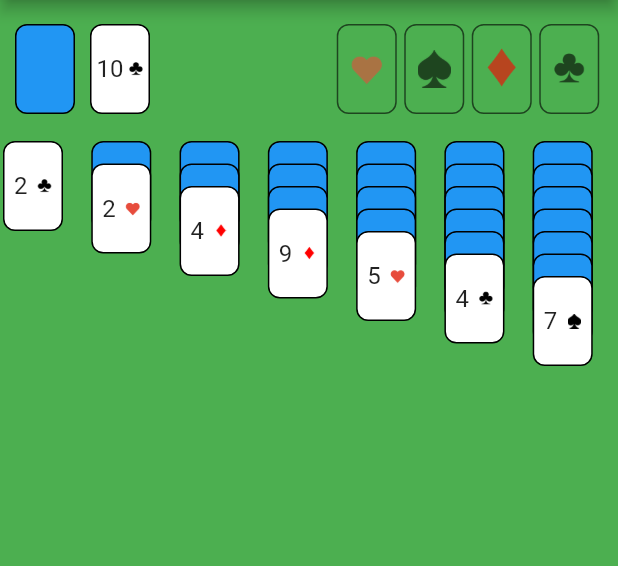
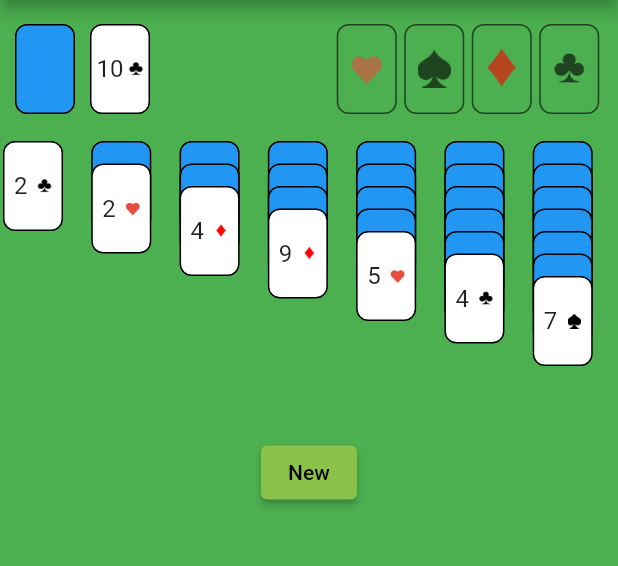
Before and after one commit to basicBrogrammer/Flutter-Solitaire, a Flutter app: the screen it shows after launch, on a phone screen of 412 x 824 dp, the part 84-650 px from its top. Run offline on Flutter 3.47's test engine with Material 2 defaults, Android fonts, the phone set to English and light mode, and no system bars.

Commit message:
update Displaying the Card. Handle reseting the game.

```diff
--- a/lib/playing_card.dart
+++ b/lib/playing_card.dart
@@ -1,3 +1,5 @@
+import 'package:flutter/material.dart';
+
 enum CardSuit { spades, hearts, diamonds, clubs }
 
 enum CardType {
@@ -24,23 +26,69 @@ enum CardColor {
 class PlayingCard {
   static const width = 40.0;
   static const height = 60.0;
-  CardSuit cardSuit;
-  CardType cardType;
+  CardSuit suit;
+  CardType value;
   bool faceUp;
   bool opened;
 
   PlayingCard({
-    required this.cardSuit,
-    required this.cardType,
+    required this.suit,
+    required this.value,
     this.faceUp = false,
     this.opened = false,
   });
 
   CardColor get cardColor {
-    if (cardSuit == CardSuit.hearts || cardSuit == CardSuit.diamonds) {
+    if (suit == CardSuit.hearts || suit == CardSuit.diamonds) {
       return CardColor.red;
     } else {
       return CardColor.black;
     }
   }
+
+  Image get image {
+    switch (suit) {
+      case CardSuit.clubs:
+        return Image.asset('assets/clubs.png');
+      case CardSuit.spades:
+        return Image.asset('assets/spades.png');
+      case CardSuit.diamonds:
+        return Image.asset('assets/diamonds.png');
+      case CardSuit.hearts:
+        return Image.asset('assets/hearts.png');
+    }
+  }
+
+  String get valueToString {
+    switch (value) {
+      case CardType.ace:
+        return 'A';
+      case CardType.king:
+        return 'K';
+      case CardType.queen:
+        return 'Q';
+      case CardType.jack:
+        return 'J';
+      case CardType.ten:
+        return '10';
+      case CardType.nine:
+        return '9';
+      case CardType.eight:
+        return '8';
+      case CardType.seven:
+        return '7';
+      case CardType.six:
+        return '6';
+      case CardType.five:
+        return '5';
+      case CardType.four:
+        return '4';
+      case CardType.three:
+        return '3';
+      case CardType.two:
+        return '2';
+      default:
+        return '?';
+    }
+  }
 }
--- a/lib/screens/game.dart
+++ b/lib/screens/game.dart
@@ -75,6 +75,7 @@ class _GameScreenState extends State<GameScreen> {
             CardColumn(cardColumn7, 6, _moveCards),
           ],
         ),
+        ElevatedButton(onPressed: _resetGame, child: Text('New')),
       ],
     );
   }
@@ -83,7 +84,7 @@ class _GameScreenState extends State<GameScreen> {
     setState(() {
       CardSuit.values.forEach((suit) {
         CardType.values.forEach((type) {
-          deck.add(PlayingCard(cardSuit: suit, cardType: type));
+          deck.add(PlayingCard(suit: suit, value: type));
         });
       });
 
@@ -102,6 +103,25 @@ class _GameScreenState extends State<GameScreen> {
 
       usedCards.add(deck.removeLast()..faceUp = true);
     });
+  }
+
+  void _resetGame() {
+    setState(() {
+      deck = [];
+      usedCards = [];
+      cardColumn1 = [];
+      cardColumn2 = [];
+      cardColumn3 = [];
+      cardColumn4 = [];
+      cardColumn5 = [];
+      cardColumn6 = [];
+      cardColumn7 = [];
+      finalHeartsDeck = [];
+      finalDiamondsDeck = [];
+      finalSpadesDeck = [];
+      finalClubsDeck = [];
+    });
+    _initializeGame();
   }
 
   void _moveCards(List<PlayingCard> cards, int fromIdx, int toIdx) {
--- a/lib/widgets/card_column.dart
+++ b/lib/widgets/card_column.dart
@@ -47,7 +47,7 @@ class CardColumn extends StatelessWidget {
         var incomingCard = draggedCards.first;
 
         return bottomCard.cardColor != incomingCard.cardColor &&
-            bottomCard.cardType.index - incomingCard.cardType.index == 1;
+            bottomCard.value.index - incomingCard.value.index == 1;
       },
     ));
   }
--- /dev/null
+++ b/lib/widgets/display_card.dart
@@ -0,0 +1,56 @@
+import 'package:flutter/material.dart';
+import 'package:solitaire/playing_card.dart';
+
+class DisplayCard extends StatelessWidget {
+  final PlayingCard? card;
+  const DisplayCard(this.card);
+
+  @override
+  Widget build(BuildContext context) {
+    return Container(
+      height: PlayingCard.height,
+      width: PlayingCard.width,
+      decoration: BoxDecoration(
+        color: backgroundColor(),
+        border: Border.all(color: Colors.black),
+        borderRadius: BorderRadius.circular(8.0),
+      ),
+      child: _buildChild(),
+    );
+  }
+
+  Color backgroundColor() {
+    if (card is PlayingCard) {
+      if (card!.faceUp) {
+        return Colors.white;
+      } else {
+        return Colors.blue;
+      }
+    } else {
+      return Colors.transparent;
+    }
+  }
+
+  Widget? _buildChild() {
+    if (card is PlayingCard && card!.faceUp) {
+      return Row(
+        mainAxisAlignment: MainAxisAlignment.spaceEvenly,
+        children: [
+          Center(
+            child: Text(
+              card!.valueToString,
+              style: TextStyle(fontSize: 16),
+            ),
+          ),
+          Container(
+            height: 10.0,
+            width: 10.0,
+            child: card!.image,
+          ),
+        ],
+      );
+    } else {
+      return null;
+    }
+  }
+}
--- a/lib/widgets/face_down_card.dart
+++ /dev/null
@@ -1,20 +0,0 @@
-import 'package:flutter/material.dart';
-import 'package:solitaire/playing_card.dart';
-
-class FaceDownCard extends StatelessWidget {
-  final PlayingCard card;
-  const FaceDownCard(this.card);
-
-  @override
-  Widget build(BuildContext context) {
-    return Container(
-      height: 60.0,
-      width: 40.0,
-      decoration: BoxDecoration(
-        color: Colors.blue,
-        border: Border.all(color: Colors.black),
-        borderRadius: BorderRadius.circular(8.0),
-      ),
-    );
-  }
-}
--- a/lib/widgets/face_up_card.dart
+++ /dev/null
@@ -1,101 +0,0 @@
-import 'package:flutter/material.dart';
-import 'package:solitaire/playing_card.dart';
-
-class FaceUpCard extends StatelessWidget {
-  final PlayingCard card;
-  final List<PlayingCard> attachedCards;
-  final int? colIdx;
-  FaceUpCard(this.card, this.attachedCards, this.colIdx);
-
-  @override
-  Widget build(BuildContext context) {
-    return Draggable(
-      child: _buildCard(),
-      feedback: _buildCard(), // this should be attached cards
-      childWhenDragging: Container(),
-      data: {"cards": attachedCards, "column": colIdx},
-    );
-  }
-
-  Widget _buildCard() {
-    return Material(
-      color: Colors.transparent,
-      child: Container(
-        decoration: BoxDecoration(
-          borderRadius: BorderRadius.circular(8.0),
-          color: Colors.white,
-          border: Border.all(color: Colors.black),
-        ),
-        height: PlayingCard.height,
-        width: PlayingCard.width,
-        child: Center(
-          child: Row(
-            mainAxisAlignment: MainAxisAlignment.spaceEvenly,
-            children: [
-              Center(
-                child: Text(
-                  _cardTypeToString(),
-                  style: TextStyle(fontSize: 16),
-                ),
-              ),
-              Container(
-                height: 10.0,
-                width: 10.0,
-                child: _cardSuitImage(),
-              ),
-            ],
-          ),
-        ),
-      ),
-    );
-  }
-
-  // method that converts the CardType to a string
-  String _cardTypeToString() {
-    switch (card.cardType) {
-      case CardType.ace:
-        return 'A';
-      case CardType.king:
-        return 'K';
-      case CardType.queen:
-        return 'Q';
-      case CardType.jack:
-        return 'J';
-      case CardType.ten:
-        return '10';
-      case CardType.nine:
-        return '9';
-      case CardType.eight:
-        return '8';
-      case CardType.seven:
-        return '7';
-      case CardType.six:
-        return '6';
-      case CardType.five:
-        return '5';
-      case CardType.four:
-        return '4';
-      case CardType.three:
-        return '3';
-      case CardType.two:
-        return '2';
-      default:
-        return '?';
-    }
-  }
-
-  Image? _cardSuitImage() {
-    switch (card.cardSuit) {
-      case CardSuit.clubs:
-        return Image.asset('assets/clubs.png');
-      case CardSuit.spades:
-        return Image.asset('assets/spades.png');
-      case CardSuit.diamonds:
-        return Image.asset('assets/diamonds.png');
-      case CardSuit.hearts:
-        return Image.asset('assets/hearts.png');
-      default:
-        return null;
-    }
-  }
-}
--- a/lib/widgets/remaining_cards.dart
+++ b/lib/widgets/remaining_cards.dart
@@ -1,7 +1,6 @@
 import 'package:flutter/material.dart';
 import 'package:solitaire/playing_card.dart';
-import 'package:solitaire/widgets/face_down_card.dart';
-import 'package:solitaire/widgets/face_up_card.dart';
+import 'package:solitaire/widgets/display_card.dart';
 
 class RemainingCards extends StatelessWidget {
   final List<PlayingCard> deck;
@@ -14,8 +13,8 @@ class RemainingCards extends StatelessWidget {
     return Row(
       mainAxisAlignment: MainAxisAlignment.spaceAround,
       children: [
-        FaceDownCard(deck.last),
-        FaceUpCard(usedCards.last, [usedCards.last], null),
+        DisplayCard(deck.length > 0 ? deck.first : null),
+        DisplayCard(usedCards.length > 0 ? usedCards.first : null),
       ],
     );
   }
--- a/lib/widgets/transformed_card.dart
+++ b/lib/widgets/transformed_card.dart
@@ -1,7 +1,6 @@
 import 'package:flutter/material.dart';
 import 'package:solitaire/playing_card.dart';
-import 'package:solitaire/widgets/face_down_card.dart';
-import 'package:solitaire/widgets/face_up_card.dart';
+import 'package:solitaire/widgets/display_card.dart';
 
 class TransformedCard extends StatelessWidget {
   final PlayingCard card;
@@ -27,9 +26,12 @@ class TransformedCard extends StatelessWidget {
           transformIndex * transformDistance,
           0.0,
         ),
-      child: card.faceUp
-          ? FaceUpCard(card, attachedCards, colIdx)
-          : FaceDownCard(card),
+      child: Draggable(
+        child: DisplayCard(card),
+        feedback: DisplayCard(card), // this should be attached cards
+        childWhenDragging: Container(),
+        data: {"cards": attachedCards, "column": colIdx},
+      ),
     );
   }
 }
```
Also changed, not shown: 1 other file.
